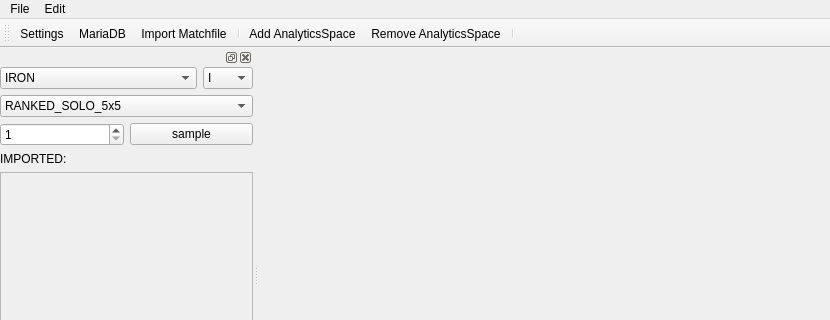
Above: src/visuals/ui/forms/mainwindow.ui from future-gadget-lab-de/league_scrim_analytics_suite before the change; both pictures show x 0 to 830 and y 0 to 320 of the 830 by 524 pixel window. Below: the same form after it.
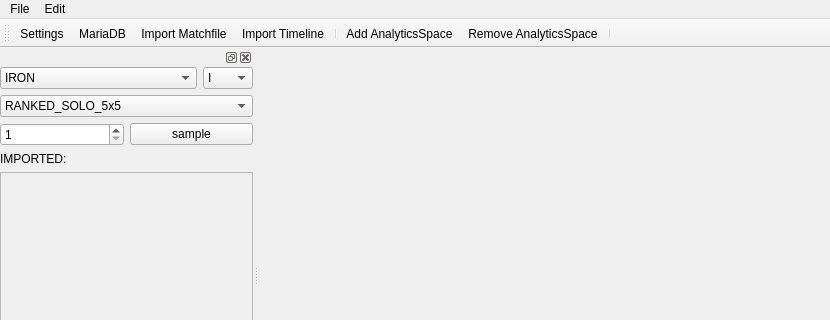
That is the form after the change. Icons and pictures are not drawn.

Commit message: feat - functional timeline reading

The edit to the form file:
```diff
--- a/src/visuals/ui/forms/mainwindow.ui
+++ b/src/visuals/ui/forms/mainwindow.ui
@@ -98,6 +98,7 @@
    <addaction name="actionSettings_2"/>
    <addaction name="actionMariaDB"/>
    <addaction name="actionImport_Matchfile"/>
+   <addaction name="actionImport_Timeline"/>
    <addaction name="separator"/>
    <addaction name="actionAdd_AnalyticsSpace"/>
    <addaction name="actionRemove_AnalyticsSpace"/>
@@ -355,6 +356,14 @@
     <enum>QAction::MenuRole::TextHeuristicRole</enum>
    </property>
   </action>
+  <action name="actionImport_Timeline">
+   <property name="icon">
+    <iconset theme="QIcon::ThemeIcon::AppointmentNew"/>
+   </property>
+   <property name="text">
+    <string>Import Timeline</string>
+   </property>
+  </action>
  </widget>
  <resources/>
  <connections/>
```
Left out of the diff: 1 changed line with no effect on the pictures. The commit also changes 18 other files.
